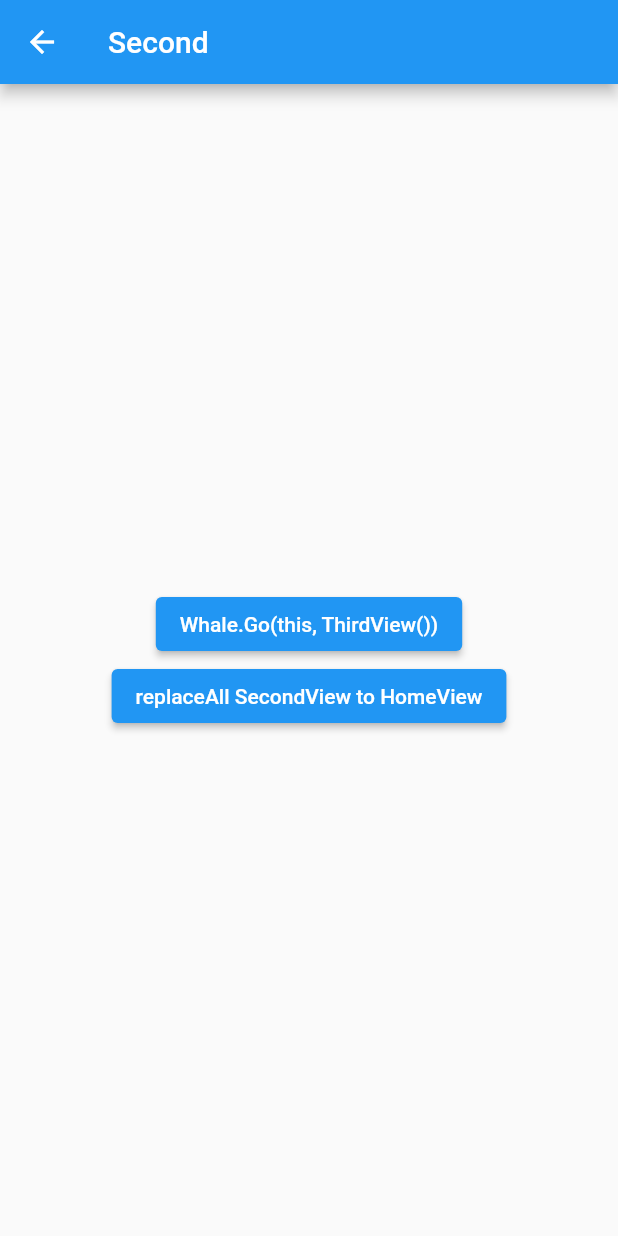
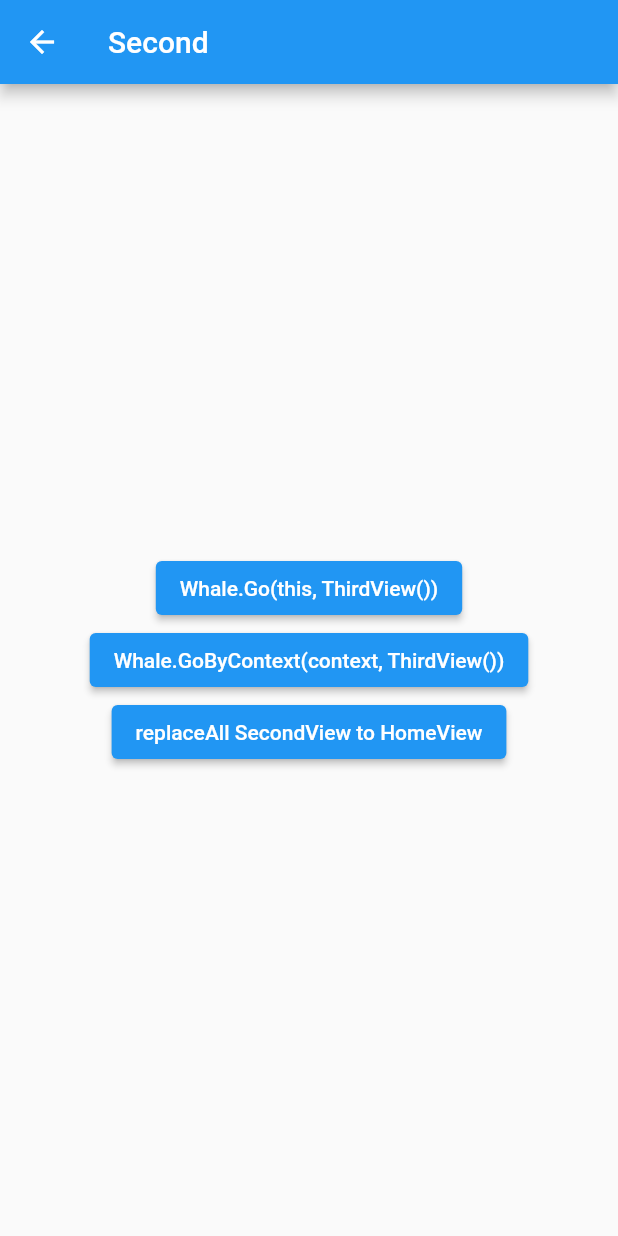
Before and after one commit to bebe0612/whale, a Flutter app: the screen it shows after launch, after a tap on "Whale.Go(this, SecondView());", on a phone screen of 412 x 824 dp. Run offline on Flutter 3.47's test engine with Material 2 defaults, Android fonts, the phone set to English and light mode, and no system bars.

Commit message:
test : Add navigation test

```diff
--- a/example/lib/views/home_view.dart
+++ b/example/lib/views/home_view.dart
@@ -27,6 +27,11 @@ class HomeView extends StatelessWidget {
                   Whale.goByWidget(from: this, to: SecondView());
                 },
                 child: const Text("Whale.Go(this, SecondView());")),
+            ElevatedButton(
+                onPressed: () {
+                  Whale.goByContext(from: context, to: SecondView());
+                },
+                child: const Text("Whale.GoByContext(this, SecondView());")),
             ElevatedButton(
                 onPressed: () {
                   Whale.showDialog(
--- a/example/lib/views/second_view.dart
+++ b/example/lib/views/second_view.dart
@@ -28,6 +28,11 @@ class SecondView extends StatelessWidget {
                 child: const Text("Whale.Go(this, ThirdView())")),
             ElevatedButton(
                 onPressed: () {
+                  Whale.goByContext(from: context, to: ThirdView());
+                },
+                child: const Text("Whale.GoByContext(context, ThirdView())")),
+            ElevatedButton(
+                onPressed: () {
                   Whale.replaceAll(views: [HomeView()]);
                 },
                 child: const Text("replaceAll SecondView to HomeView")),
```
